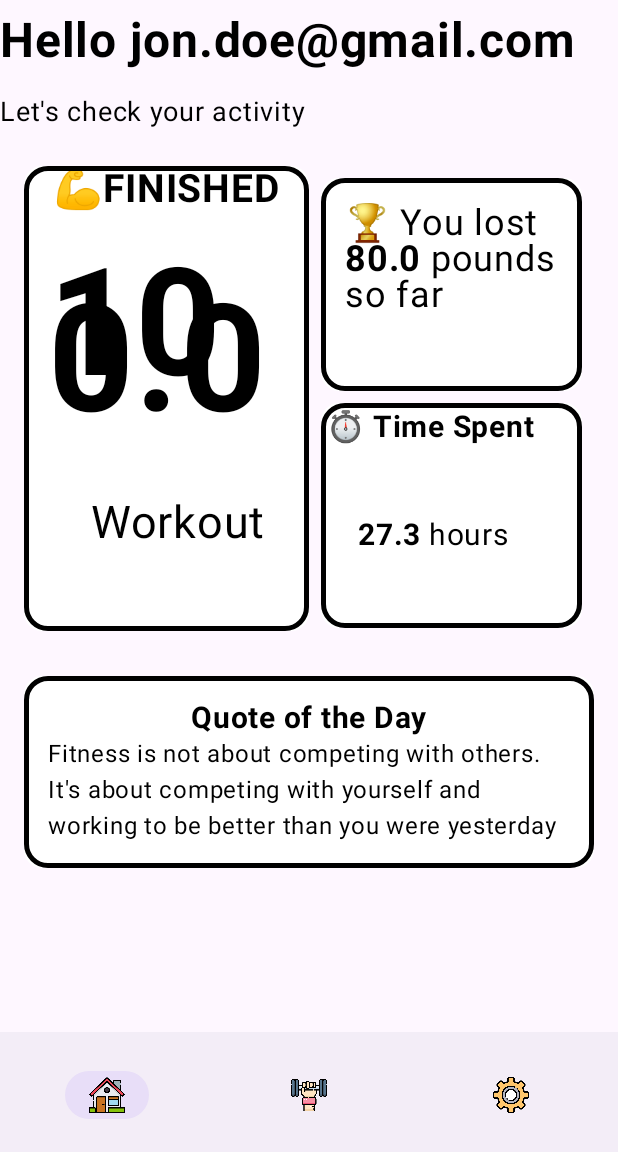
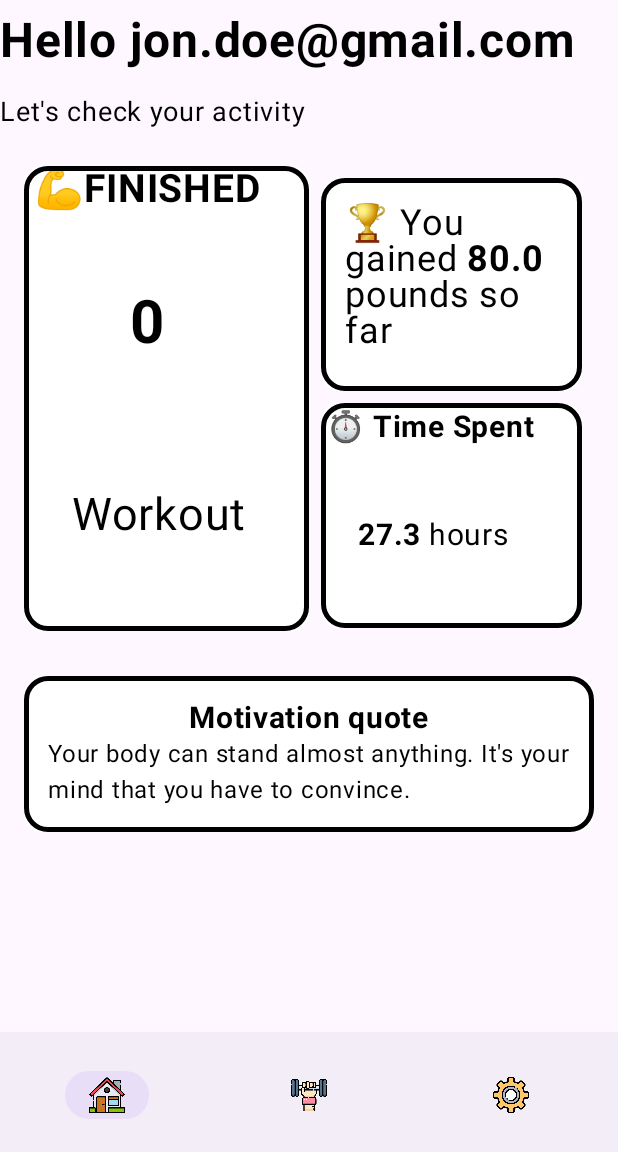
Before and after one commit to ZakariGaudreault/5A6-group-project, an Android app built with Jetpack Compose: the MainScreen screen opened through its navigation route, on a phone screen of 412 x 824 dp, the part 84-1236 px from its top. Run offline under Robolectric (Android 15) with nearby library versions, the light colour scheme and no system bars; our stand-ins replace Firebase (no records; nobody signed in at launch, a user with empty details on screens opened directly).

Commit message:
Added quotes and fixed layout for home and added better stats

```diff
--- a/app/build.gradle.kts
+++ b/app/build.gradle.kts
@@ -51,6 +51,9 @@
 }
 
 dependencies {
+    implementation ("com.squareup.retrofit2:retrofit:2.9.0")
+    implementation ("com.squareup.retrofit2:converter-gson:2.9.0")
+    implementation ("com.squareup.okhttp3:okhttp:4.9.1")
     implementation("androidx.core:core-ktx:1.9.0")
 //    implementation("androidx.lifecycle:lifecycle-runtime-ktx:2.6.1")
     implementation("androidx.activity:activity-compose:1.7.0")
--- a/app/src/main/AndroidManifest.xml
+++ b/app/src/main/AndroidManifest.xml
@@ -1,6 +1,10 @@
 <?xml version="1.0" encoding="utf-8"?>
 <manifest xmlns:android="http://schemas.android.com/apk/res/android"
     xmlns:tools="http://schemas.android.com/tools">
+
+    <uses-permission android:name="android.permission.INTERNET" />
+    <uses-permission android:name="android.permission.ACCESS_NETWORK_STATE" />
+    <uses-permission android:name="android.permission.ACCESS_WIFI_STATE" />
 
     <application
         android:name=".MyApp"
--- a/app/src/main/java/com/example/SnapFit/views/Home/MainScreen.kt
+++ b/app/src/main/java/com/example/SnapFit/views/Home/MainScreen.kt
@@ -1,5 +1,6 @@
 package com.example.snapfit.views.home
 
+import androidx.compose.foundation.background
 import androidx.compose.foundation.border
 import androidx.compose.foundation.layout.Arrangement
 import androidx.compose.foundation.layout.Box
@@ -10,6 +11,7 @@
 import androidx.compose.foundation.layout.fillMaxWidth
 import androidx.compose.foundation.layout.height
 import androidx.compose.foundation.layout.padding
+import androidx.compose.foundation.layout.widthIn
 import androidx.compose.foundation.shape.RoundedCornerShape
 import androidx.compose.material3.Card
 import androidx.compose.material3.CardDefaults
@@ -24,22 +26,21 @@
 import androidx.compose.ui.text.SpanStyle
 import androidx.compose.ui.text.buildAnnotatedString
 import androidx.compose.ui.text.font.FontWeight
+import androidx.compose.ui.text.style.TextOverflow
 import androidx.compose.ui.text.withStyle
 import androidx.compose.ui.unit.dp
 import androidx.compose.ui.unit.sp
 import androidx.lifecycle.viewmodel.compose.viewModel
 import com.example.snapfit.views.profile.ProfileViewModel
 import com.example.snapfit.views.profile.ProfileViewModelFactory
+import kotlin.math.absoluteValue
 
-/**
- * The main screen of the app, which displays the list of all the potential deathbeds
- */
 @Composable
 fun MainScreen(
     profileViewModel: ProfileViewModel = viewModel(factory = ProfileViewModelFactory()),
 ) {
     val userState = profileViewModel.activeProfile.collectAsState()
-    println(userState.value.email)
+
     Surface(
         modifier = Modifier.fillMaxSize(),
         color = MaterialTheme.colorScheme.background,
@@ -104,19 +105,26 @@
                                         text = "\uD83D\uDCAA" + "FINISHED",
                                         fontSize = 26.sp,
                                         fontWeight = FontWeight.Bold,
+                                        modifier = Modifier
+                                            .align(Alignment.CenterHorizontally)
+
+
                                     )
 
                                     Text(
-                                        text = "${userState.value.currentWeight}",
-                                        fontSize = 100.sp,
+                                        text = "${userState.value.amountWorkoutDone}",
+                                        fontSize = 40.sp,
                                         fontWeight = FontWeight.Bold,
-                                        modifier = Modifier.padding(16.dp),
+                                        modifier = Modifier
+                                            .padding(vertical = 50.dp)
+                                            .widthIn(max = 150.dp)
+                                            .align(Alignment.CenterHorizontally)
                                     )
 
                                     Text(
                                         text = "\u200E \u200E Workout",
                                         fontSize = 30.sp,
-                                        modifier = Modifier.padding(16.dp),
+                                        modifier = Modifier.padding(16.dp).padding(vertical = 20.dp)
                                     )
                                 }
                             }
@@ -148,11 +156,12 @@
                             ) {
                                 Text(
                                     buildAnnotatedString {
-                                        append("\uD83C\uDFC6 You lost ")
+                                        val weightDifference = userState.value.currentWeight - userState.value.originalWeight
+                                        val gainOrLostText = if (weightDifference >= 0) "gained" else "lost"
+
+                                        append("\uD83C\uDFC6 You $gainOrLostText ")
                                         withStyle(style = SpanStyle(fontWeight = FontWeight.Bold)) {
-                                            append(
-                                                "${userState.value.currentWeight - userState.value.originalWeight}",
-                                            )
+                                            append("${weightDifference.absoluteValue}") // Using absolute value to ensure a positive difference
                                         }
                                         append(" pounds so far")
                                     },
@@ -193,6 +202,25 @@
                             }
                         }
                     }
+                    val fitnessQuotes = listOf(
+                        "Fitness is not about competing with others. It's about competing with yourself and working to be better than you were yesterday",
+                        "Your body can stand almost anything. It's your mind that you have to convince.",
+                        "The only bad workout is the one that didn't happen.",
+                        "The only way to achieve the impossible is to believe it is possible.",
+                        "Success is usually the culmination of controlling failure.",
+                        "The difference between a goal and a dream is a deadline.",
+                        "Strength does not come from the body. It comes from the will.",
+                        "The only place where success comes before work is in the dictionary.",
+                        "You don't have to be extreme, just consistent.",
+                        "Your body is a reflection of your lifestyle.",
+                        "The pain you feel today will be the strength you feel tomorrow.",
+                        "Believe in yourself and all that you are. Know that there is something inside you that is greater than any obstacle.",
+                        "Don't count the days, make the days count.",
+                        "The only bad workout is the one that didn't happen.",
+                        "Your only limit is you.",
+                    )
+
+                    val randomQuote = fitnessQuotes.random()
                     Card(
                         modifier =
                         Modifier
@@ -210,13 +238,13 @@
                             modifier = Modifier.padding(16.dp),
                         ) {
                             Text(
-                                text = "Quote of the Day",
+                                text = "Motivation quote",
                                 fontSize = 20.sp,
                                 fontWeight = FontWeight.Bold,
                             )
 
                             Text(
-                                text = "Fitness is not about competing with others. It's about competing with yourself and working to be better than you were yesterday",
+                                text = randomQuote,
                                 fontSize = 16.sp,
                             )
                         }
@@ -225,4 +253,5 @@
             }
         }
     }
+
 }
--- a/app/src/main/java/com/example/snapfit/entities/profile/Profile.kt
+++ b/app/src/main/java/com/example/snapfit/entities/profile/Profile.kt
@@ -6,4 +6,5 @@
     var timeSpent: Double = 5.0,
     var currentWeight: Double = 100.0,
     var originalWeight: Double = 20.0,
+    var `amountWorkoutDone`: Int = 0,
 )
--- a/app/src/main/res/values/themes.xml
+++ b/app/src/main/res/values/themes.xml
@@ -1,5 +1,7 @@
 <?xml version="1.0" encoding="utf-8"?>
+
 <resources>
 
     <style name="Theme.Assignment3" parent="android:Theme.Material.Light.NoActionBar" />
+
 </resources>
```
Lines whose indentation alone changed are shown as unchanged.
